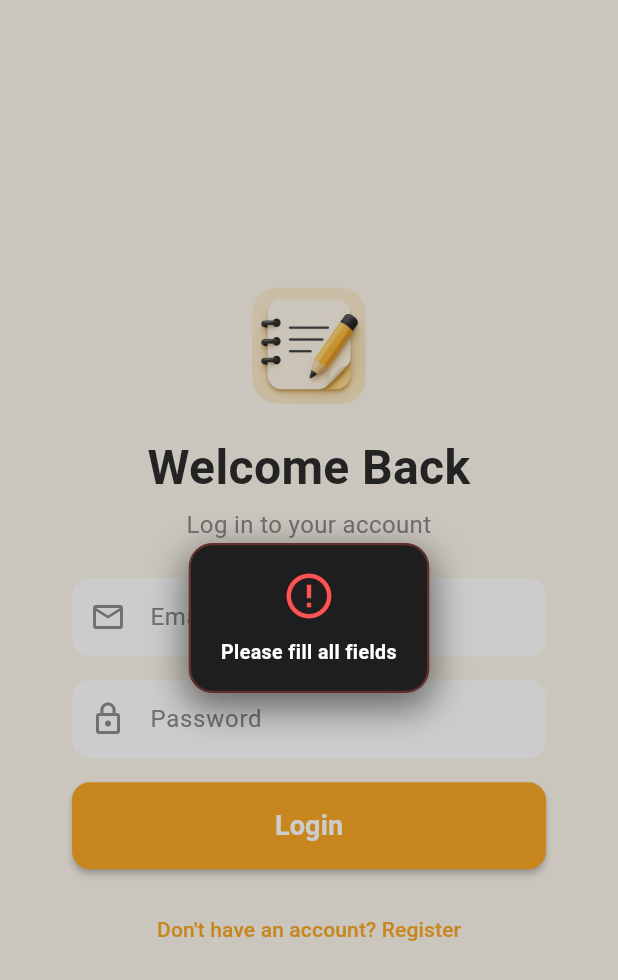
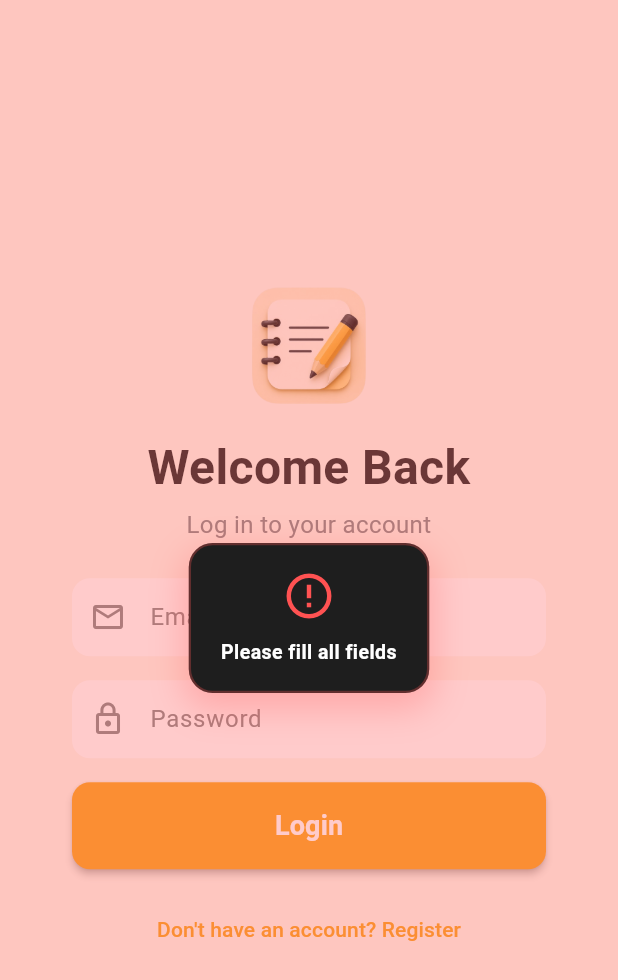
Before and after one commit to lehlakpa/noteapp, a Flutter app: the screen it shows after launch, after a tap on "Login", on a phone screen of 412 x 824 dp. Shown: the top 980 px of the screen. Run offline on Flutter 3.47's test engine with Material 3 defaults, Android fonts, the phone set to English and light mode, and no system bars; our stand-ins replace cloud_firestore, firebase_auth, firebase_core, google_fonts, shared_preferences; accounts and stored records are empty.

Commit message:
updated the code

```diff
--- a/note/lib/authProvider/auth_wrapper.dart
+++ b/note/lib/authProvider/auth_wrapper.dart
@@ -1,50 +1,70 @@
+import 'package:firebase_auth/firebase_auth.dart';
 import 'package:flutter/material.dart';
-import 'package:firebase_auth/firebase_auth.dart';
 import 'package:note/screens/home_screen.dart';
 import 'package:note/screens/login_screen.dart';
-import 'package:note/screens/circular_loading.dart';
 
-class AuthWrapper extends StatelessWidget {
+class AuthWrapper extends StatefulWidget {
   const AuthWrapper({super.key});
 
-  /// Returns a valid ID token string if the user is logged in, null otherwise.
-  Future<String?> _getAccessToken() async {
+  @override
+  State<AuthWrapper> createState() => _AuthWrapperState();
+}
+
+class _AuthWrapperState extends State<AuthWrapper> {
+  Widget? _screen;
+
+  @override
+  void initState() {
+    super.initState();
+    _checkLogin();
+  }
+
+  Future<void> _checkLogin() async {
     try {
       final user = FirebaseAuth.instance.currentUser;
-      if (user == null) return null;
-      // forceRefresh: false — uses cached token if still valid
-      final token = await user.getIdToken(false);
-      return token;
-    } catch (_) {
-      return null;
+
+      if (user != null) {
+        final token = await user.getIdToken(false);
+
+        if (token != null && token.isNotEmpty) {
+          // Show logo for 1 second
+          await Future.delayed(const Duration(seconds: 1));
+
+          if (!mounted) return;
+
+          setState(() {
+            _screen = const HomeScreen();
+          });
+
+          return;
+        }
+      }
+
+      if (!mounted) return;
+
+      setState(() {
+        _screen = const LoginScreen();
+      });
+    } catch (e) {
+      if (!mounted) return;
+
+      setState(() {
+        _screen = const LoginScreen();
+      });
     }
   }
 
   @override
   Widget build(BuildContext context) {
-    return FutureBuilder<String?>(
-      future: _getAccessToken(),
-      builder: (context, snapshot) {
-        // While checking the token — show custom loading screen
-        if (snapshot.connectionState == ConnectionState.waiting) {
-          return const Scaffold(
-            backgroundColor: Color(0xFF0A0A0A),
-            body: CircularLoadingIndicator(
-              size: 48,
-              strokeWidth: 4,
-              color: Color(0xFF2ECC71),
-            ),
-          );
-        }
+    if (_screen == null) {
+      return Scaffold(
+        backgroundColor: Colors.white,
+        body: Center(
+          child: Image.asset("assets/images/notelogo.png", width: 150),
+        ),
+      );
+    }
 
-        // Valid access token found → go to HomeScreen
-        if (snapshot.hasData && snapshot.data != null) {
-          return const HomeScreen();
-        }
-
-        // No token → show LoginScreen
-        return const LoginScreen();
-      },
-    );
+    return _screen!;
   }
 }
--- a/note/lib/main.dart
+++ b/note/lib/main.dart
@@ -1,9 +1,14 @@
 import 'package:flutter/material.dart';
+import 'package:note/screens/profile1.dart';
 import 'package:firebase_core/firebase_core.dart';
 import 'package:note/screens/profile.dart';
 import 'firebase_options.dart';
 import 'authProvider/auth_wrapper.dart';
 import 'constants/app_colors.dart';
+
+// void main() async {
+//   runApp(MaterialApp(home: Profile1()));
+// }
 
 void main() async {
   WidgetsFlutterBinding.ensureInitialized();
--- a/note/lib/widgets/custom_notification.dart
+++ b/note/lib/widgets/custom_notification.dart
@@ -103,7 +103,7 @@ class _CenteredToastState extends State<_CenteredToast>
                   widget.onDismiss();
                 });
               },
-              child: Container(color: Colors.black.withOpacity(0.2)),
+              child: Container(color: color.withValues(alpha: 0.3)),
             ),
           ),
           Center(
@@ -121,12 +121,12 @@ class _CenteredToastState extends State<_CenteredToast>
                     color: const Color(0xFF1E1E1E),
                     borderRadius: BorderRadius.circular(16),
                     border: Border.all(
-                      color: color.withOpacity(0.3),
+                      color: color.withValues(alpha: 0.3),
                       width: 1.5,
                     ),
                     boxShadow: [
                       BoxShadow(
-                        color: Colors.black.withOpacity(0.5),
+                        color: color.withValues(alpha: 0.3),
                         blurRadius: 20,
                         spreadRadius: 2,
                         offset: const Offset(0, 8),
--- a/note/pubspec.yaml
+++ b/note/pubspec.yaml
@@ -44,6 +44,8 @@ dependencies:
   shared_preferences: ^2.5.5
   google_fonts: ^8.1.0
   url_launcher: ^6.3.2
+  local_auth: ^2.3.0
+  flutter_secure_storage: ^9.2.2
 
 dev_dependencies:
   flutter_test:
@@ -70,6 +72,7 @@ flutter:
   # To add assets to your application, add an assets section, like this:
   assets:
     - assets/images/
+    - assets/images/profileimage.png
 
   # An image asset can refer to one or more resolution-specific "variants", see
   # https://flutter.dev/to/resolution-aware-images
```
Also changed, not shown: note/lib/screens/add_note_screen.dart (+12 -4 lines), note/lib/screens/profile1.dart (added, +243 -0 lines), note/lib/screens/profile2.dart (added, +43 -0 lines), note/assets/images/profileimage.png (added), note/pubspec.lock, 45 other files.
